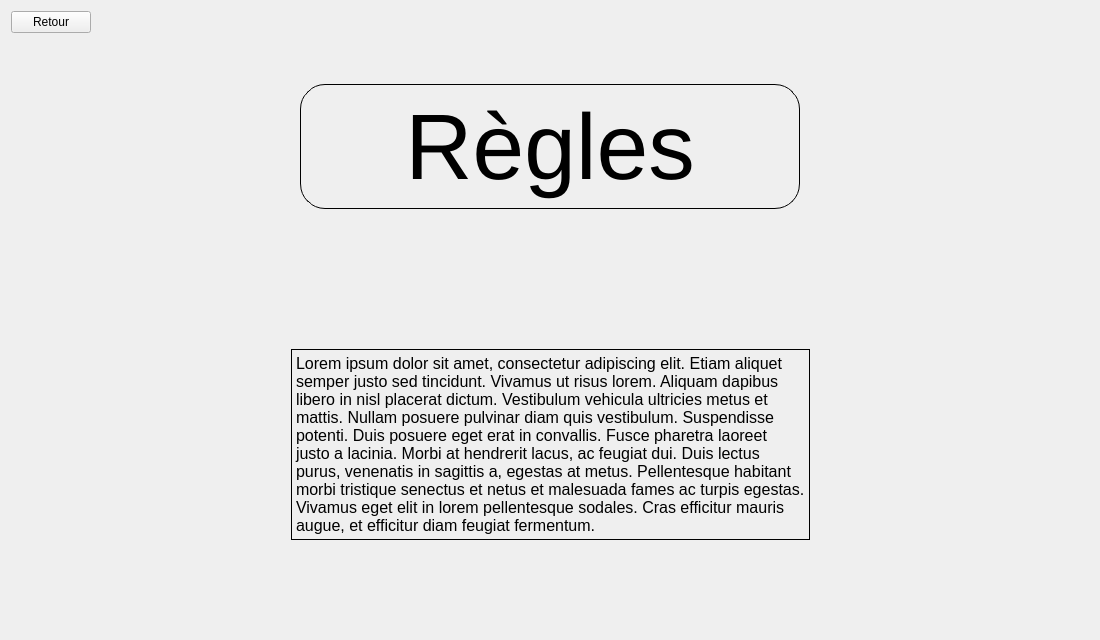
First picture: the form in test_craig/regles.ui, repository gbequet/time_bomb, before the edit.
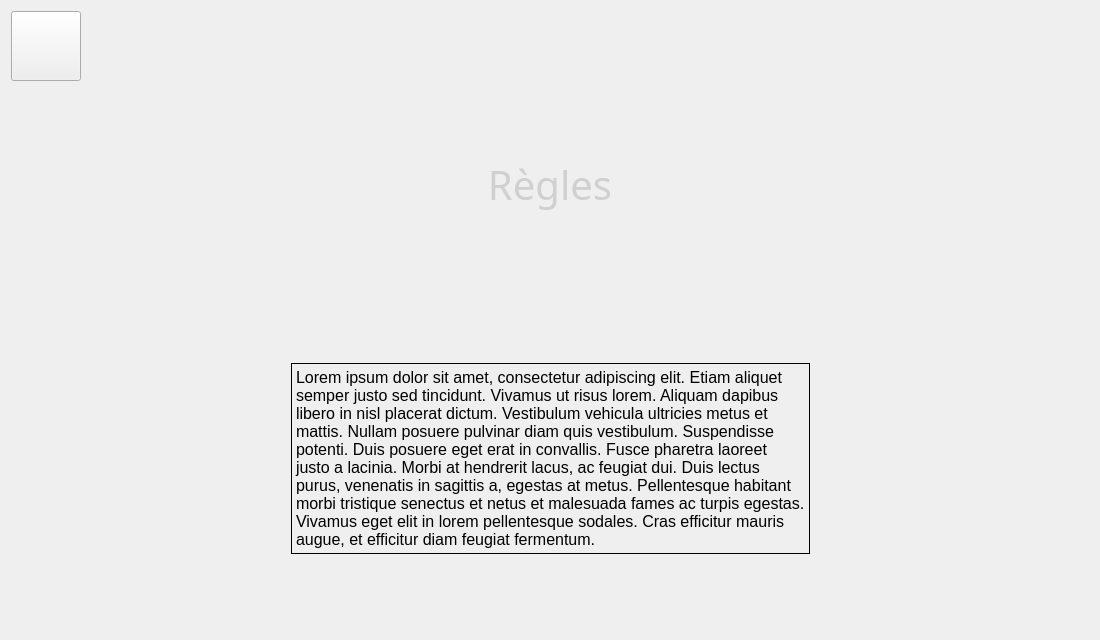
Second picture: the form after the edit. Icons and pictures are not drawn.

Commit message: boutons partout, couleur de fond, titles + hover de tous les boutons + dans options

Diff of the .ui file:
```diff
--- a/test_craig/regles.ui
+++ b/test_craig/regles.ui
@@ -18,8 +18,27 @@
     <layout class="QHBoxLayout" name="horizontalLayout">
      <item>
       <widget class="QPushButton" name="retour">
+       <property name="minimumSize">
+        <size>
+         <width>70</width>
+         <height>70</height>
+        </size>
+       </property>
+       <property name="styleSheet">
+        <string notr="true">QPushButton
+{
+    border-image:url(:/images/icons/button-back.png);
+}
+
+QPushButton:hover
+{
+    border-image:url(:/images/icons/button-back.png);
+	background-color:#73a6a0;
+	border-radius: 30px;
+}</string>
+       </property>
        <property name="text">
-        <string>Retour</string>
+        <string/>
        </property>
       </widget>
      </item>
@@ -71,19 +90,28 @@
        <property name="minimumSize">
         <size>
          <width>500</width>
-         <height>125</height>
+         <height>120</height>
+        </size>
+       </property>
+       <property name="maximumSize">
+        <size>
+         <width>500</width>
+         <height>120</height>
         </size>
        </property>
        <property name="font">
         <font>
-         <pointsize>70</pointsize>
+         <family>sans-serif</family>
+         <pointsize>30</pointsize>
+         <weight>50</weight>
+         <italic>false</italic>
+         <bold>false</bold>
         </font>
        </property>
        <property name="styleSheet">
-        <string notr="true">border-width: 1px;
-border-style: solid;
-border-color: black;
-border-radius: 25px;</string>
+        <string notr="true">border-image:url(:/images/titles/title-frame.png);
+font: 30pt sans-serif;
+color:#d0d0d0;</string>
        </property>
        <property name="text">
         <string>Règles</string>
```
The commit also changes 15 other files.
